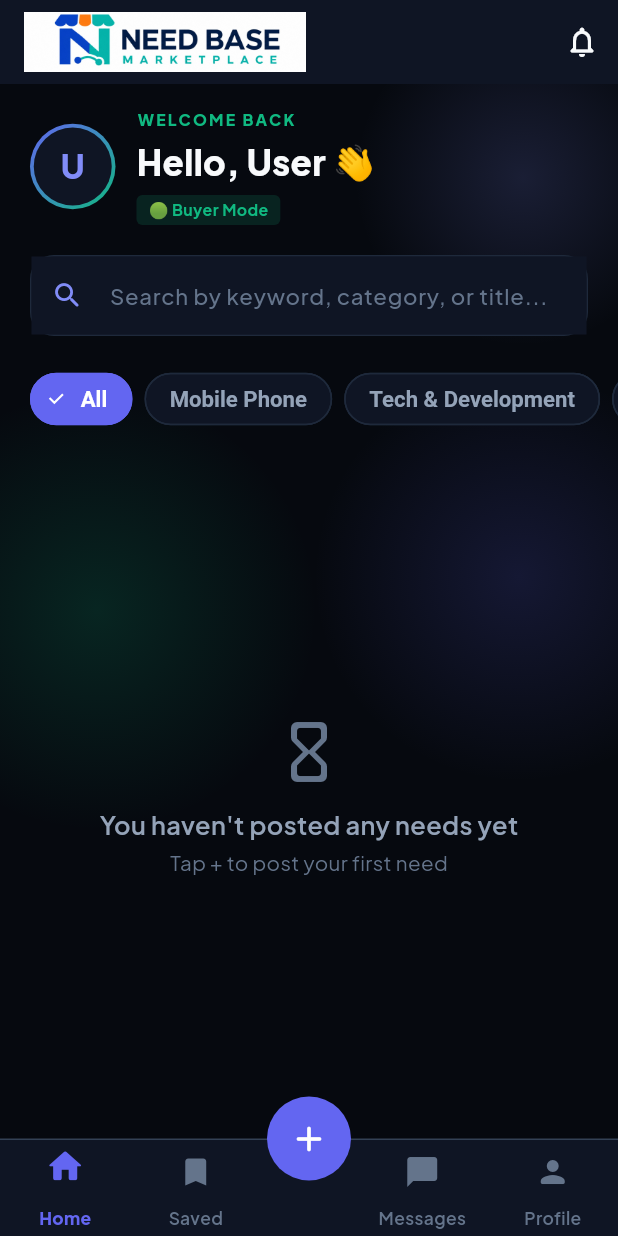
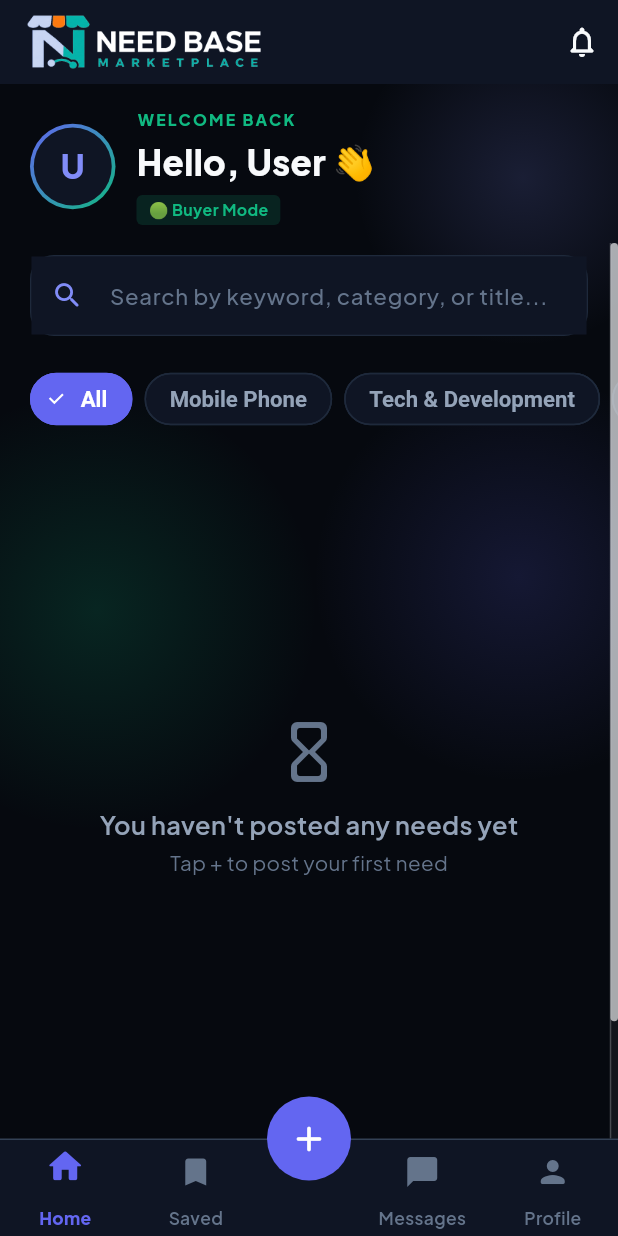
Before and after one commit to MysteriousEshoo/NeedBasedMarketplace, a Flutter app: the screen it shows after launch, after a tap on "Skip", on a phone screen of 412 x 824 dp. Run offline on Flutter 3.47's test engine with Material 3 defaults, Android fonts, the phone set to English and light mode, and no system bars; our stand-ins replace audioplayers, cloud_firestore, file_picker, firebase_auth, firebase_core, firebase_database and 7 more; missing offline and left inert: agora_rtc_engine, record; accounts and stored records are empty.

Commit message:
updated black screen issue and logo in dark and light theme

```diff
--- a/lib/main.dart
+++ b/lib/main.dart
@@ -20,9 +20,22 @@ import 'services/realtime_alert_service.dart';
 void main() async {
   WidgetsFlutterBinding.ensureInitialized();
 
-  await Firebase.initializeApp(
-    options: DefaultFirebaseOptions.currentPlatform,
-  );
+  // Firebase init is guarded so a config mismatch can never leave the app on
+  // a black screen before the first frame. On Android the native layer may
+  // already have auto-initialized the [DEFAULT] app from google-services.json;
+  // if it did so with different options, initializeApp throws duplicate-app —
+  // in that case the already-initialized app is used and we continue.
+  try {
+    await Firebase.initializeApp(
+      options: DefaultFirebaseOptions.currentPlatform,
+    );
+  } on FirebaseException catch (e) {
+    if (e.code != 'duplicate-app') {
+      debugPrint('Firebase init failed: $e');
+    }
+  } catch (e) {
+    debugPrint('Firebase init failed: $e');
+  }
 
   // 🔔 WhatsApp-style alerts: heads-up popups for every incoming in-app
   // notification + seller category-matched need alerts. Auth-bound: starts
--- a/lib/screens/home_screen.dart
+++ b/lib/screens/home_screen.dart
@@ -35,6 +35,7 @@ class _HomeScreenState extends State<HomeScreen> {
   String _selectedCategory = 'All';
   String _searchQuery = '';
   final TextEditingController _searchController = TextEditingController();
+  final ScrollController _scrollController = ScrollController();
 
   String? _currentUserId;
 
@@ -63,6 +64,7 @@ class _HomeScreenState extends State<HomeScreen> {
   @override
   void dispose() {
     _searchController.dispose();
+    _scrollController.dispose();
     super.dispose();
   }
 
@@ -271,9 +273,25 @@ class _HomeScreenState extends State<HomeScreen> {
             // Trust banner — asks the user to verify their email.
             if (!_emailVerified) _buildVerifyBanner(),
 
+            // Everything below the greeting scrolls together (search, filter
+            // chips and the needs feed) with an always-visible scrollbar so
+            // the user can see how far they've scrolled and how much remains.
+            Expanded(
+              child: Scrollbar(
+                controller: _scrollController,
+                thumbVisibility: true,
+                trackVisibility: true,
+                interactive: true,
+                thickness: 5,
+                radius: const Radius.circular(8),
+                child: CustomScrollView(
+                  controller: _scrollController,
+                  slivers: [
                     // Search Bar
-            Padding(
-              padding: const EdgeInsets.symmetric(horizontal: 20, vertical: 8),
+                    SliverToBoxAdapter(
+                      child: Padding(
+                        padding: const EdgeInsets.symmetric(
+                            horizontal: 20, vertical: 8),
                         child: Container(
                           decoration: BoxDecoration(
                             color: surfaceColor,
@@ -284,7 +302,8 @@ class _HomeScreenState extends State<HomeScreen> {
                             controller: _searchController,
                             style: TextStyle(color: textPrimary, fontSize: 15),
                             decoration: InputDecoration(
-                    hintText: 'Search by keyword, category, or title...',
+                              hintText:
+                                  'Search by keyword, category, or title...',
                               hintStyle: TextStyle(
                                 color: textTertiary,
                                 fontSize: 14,
@@ -318,52 +337,65 @@ class _HomeScreenState extends State<HomeScreen> {
                                 horizontal: 16,
                               ),
                             ),
-                  onChanged: (val) => setState(() => _searchQuery = val),
+                            onChanged: (val) =>
+                                setState(() => _searchQuery = val),
+                          ),
                         ),
                       ),
                     ),
 
                     // Category Chips
-            const SizedBox(height: 12),
-            SizedBox(
+                    SliverToBoxAdapter(
+                      child: Padding(
+                        padding: const EdgeInsets.only(top: 12),
+                        child: SizedBox(
                           height: 44,
                           child: ListView.builder(
                             scrollDirection: Axis.horizontal,
-                padding: const EdgeInsets.symmetric(horizontal: 16),
+                            padding:
+                                const EdgeInsets.symmetric(horizontal: 16),
                             itemCount: _localCategories.length,
                             itemBuilder: (context, index) {
                               final cat = _localCategories[index];
                               final isSelected = _selectedCategory == cat;
                               return Padding(
-                    padding: const EdgeInsets.symmetric(horizontal: 4),
+                                padding:
+                                    const EdgeInsets.symmetric(horizontal: 4),
                                 child: ChoiceChip(
                                   label: Text(cat),
                                   selected: isSelected,
                                   selectedColor: AppColors.primary,
                                   labelStyle: TextStyle(
-                        color: isSelected ? Colors.white : textSecondary,
+                                    color: isSelected
+                                        ? Colors.white
+                                        : textSecondary,
                                     fontWeight: FontWeight.bold,
                                   ),
                                   backgroundColor: surfaceColor,
                                   side: BorderSide(
-                        color: isSelected ? AppColors.primary : borderColor,
+                                    color: isSelected
+                                        ? AppColors.primary
+                                        : borderColor,
                                   ),
                                   onSelected: (bool selected) {
-                        setState(
-                            () => _selectedCategory = selected ? cat : 'All');
+                                    setState(() => _selectedCategory =
+                                        selected ? cat : 'All');
                                   },
                                 ),
                               );
                             },
                           ),
                         ),
+                      ),
+                    ),
 
-            const SizedBox(height: 16),
+                    const SliverToBoxAdapter(child: SizedBox(height: 16)),
 
                     // Need List
-            Expanded(
-              child: filteredNeeds.isEmpty
-                  ? Center(
+                    if (filteredNeeds.isEmpty)
+                      SliverFillRemaining(
+                        hasScrollBody: false,
+                        child: Center(
                           child: Column(
                             mainAxisAlignment: MainAxisAlignment.center,
                             children: [
@@ -397,17 +429,28 @@ class _HomeScreenState extends State<HomeScreen> {
                               ),
                             ],
                           ),
+                        ),
                       )
-                  : ListView.builder(
+                    else
+                      SliverPadding(
+                        padding: const EdgeInsets.symmetric(horizontal: 20),
+                        sliver: SliverList.builder(
                           itemCount: filteredNeeds.length,
-                      padding: const EdgeInsets.symmetric(horizontal: 20),
                           itemBuilder: (context, index) {
                             final need = filteredNeeds[index];
                             return EntranceMotion(
-                          delay: Duration(milliseconds: (index * 70).clamp(0, 500)),
+                              delay: Duration(
+                                  milliseconds: (index * 70).clamp(0, 500)),
                               child: _buildModernNeedCard(need),
                             );
                           },
+                        ),
+                      ),
+
+                    // Breathing room so the last card clears the bottom nav.
+                    const SliverToBoxAdapter(child: SizedBox(height: 90)),
+                  ],
+                ),
               ),
             ),
           ],
--- a/lib/widgets/brand_logo.dart
+++ b/lib/widgets/brand_logo.dart
@@ -17,14 +17,17 @@ class BrandLogo extends StatelessWidget {
     return Semantics(
       image: true,
       label: 'Need Base Marketplace logo',
-      child: ClipRRect(
-        borderRadius: BorderRadius.circular(borderRadius),
+      child: SizedBox.square(
+        dimension: size,
+        // Transparent PNG — only the badge artwork shows, no background box.
         child: Image.asset(
-          'assets/images/logo.jpeg',
+          'assets/images/logo.png',
           height: size,
           width: size,
-          fit: BoxFit.cover,
-          errorBuilder: (_, __, ___) => ColoredBox(
+          fit: BoxFit.contain,
+          errorBuilder: (_, __, ___) => ClipRRect(
+            borderRadius: BorderRadius.circular(borderRadius),
+            child: ColoredBox(
               color: AppColors.primary,
               child: SizedBox.square(
                 dimension: size,
@@ -32,6 +35,7 @@ class BrandLogo extends StatelessWidget {
                   Icons.storefront_rounded,
                   color: Colors.white,
                   size: size * 0.45,
+                ),
               ),
             ),
           ),
@@ -53,19 +57,26 @@ class AppBarBrand extends StatelessWidget {
 
   @override
   Widget build(BuildContext context) {
+    // Picks the right transparent banner for the active theme in realtime:
+    // light -> navy wordmark, dark -> white wordmark. Rebuilds automatically
+    // whenever the app theme changes because it reads Theme.of(context).
+    final bool isDark = Theme.of(context).brightness == Brightness.dark;
+    final String asset = isDark
+        ? 'assets/images/appbar_dark.png'
+        : 'assets/images/appbar_light.png';
+
     return Semantics(
       image: true,
       label: 'Need Base Marketplace',
       child: SizedBox(
         width: width,
         height: height,
-        child: ClipRect(
         child: Image.asset(
-            'assets/images/appBar.jpeg',
+          asset,
           width: width,
           height: height,
-            fit: BoxFit.cover,
-            alignment: Alignment.center,
+          fit: BoxFit.contain,
+          alignment: Alignment.centerLeft,
           errorBuilder: (_, __, ___) => Row(
             mainAxisSize: MainAxisSize.min,
             children: [
@@ -74,18 +85,20 @@ class AppBarBrand extends StatelessWidget {
                 borderRadius: height * 0.22,
               ),
               const SizedBox(width: 10),
-                const Flexible(
+              Flexible(
                 child: Text(
                   'Need Base',
                   overflow: TextOverflow.ellipsis,
-                    style: TextStyle(fontWeight: FontWeight.w800),
+                  style: TextStyle(
+                    fontWeight: FontWeight.w800,
+                    color: isDark ? Colors.white : const Color(0xFF0F172A),
+                  ),
                 ),
               ),
             ],
           ),
         ),
       ),
-      ),
     );
   }
 }
--- /dev/null
+++ b/tool_img/pubspec.yaml
@@ -0,0 +1,5 @@
+name: tool_img
+environment:
+  sdk: ">=3.0.0 <4.0.0"
+dependencies:
+  image: ^4.2.0
```
Also changed, not shown: tool_img/process.dart (added, +115 -0 lines), assets/images/appbar_dark.png (added), assets/images/appbar_light.png (added), assets/images/logo.png (added), tool_img/pubspec.lock (added), 3 other files. Lines whose indentation alone changed are shown as unchanged.
